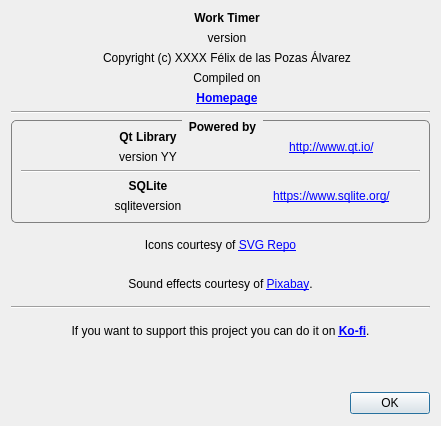
Before: the Qt Designer form AboutDialog.ui in FelixdelasPozas/WorkTimer, drawn with Qt 5.
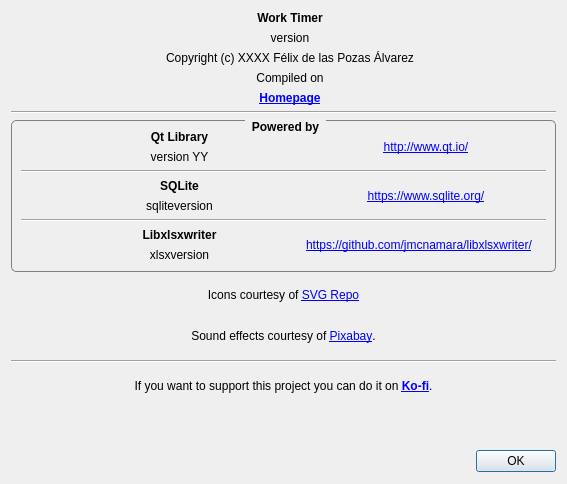
After: the same form once the commit is applied. Icons and pictures are not drawn. Custom widgets are drawn as their Qt base class.

Commit message: Include libxlsxwriter in About dialog.

Diff of the .ui file:
```diff
--- a/AboutDialog.ui
+++ b/AboutDialog.ui
@@ -6,20 +6,20 @@
    <rect>
     <x>0</x>
     <y>0</y>
-    <width>441</width>
-    <height>426</height>
+    <width>567</width>
+    <height>484</height>
    </rect>
   </property>
   <property name="minimumSize">
    <size>
-    <width>441</width>
-    <height>426</height>
+    <width>567</width>
+    <height>484</height>
    </size>
   </property>
   <property name="maximumSize">
    <size>
-    <width>441</width>
-    <height>427</height>
+    <width>567</width>
+    <height>484</height>
    </size>
   </property>
   <property name="windowTitle">
@@ -329,6 +329,84 @@
           </item>
          </layout>
         </item>
+        <item>
+         <widget class="Line" name="line_4">
+          <property name="orientation">
+           <enum>Qt::Orientation::Horizontal</enum>
+          </property>
+         </widget>
+        </item>
+        <item>
+         <layout class="QHBoxLayout" name="horizontalLayout_5">
+          <item>
+           <widget class="QLabel" name="label_13">
+            <property name="minimumSize">
+             <size>
+              <width>32</width>
+              <height>32</height>
+             </size>
+            </property>
+            <property name="maximumSize">
+             <size>
+              <width>32</width>
+              <height>32</height>
+             </size>
+            </property>
+            <property name="text">
+             <string/>
+            </property>
+            <property name="pixmap">
+             <pixmap resource="rsc/resources.qrc">:/WorkTimer/excel.svg</pixmap>
+            </property>
+            <property name="scaledContents">
+             <bool>true</bool>
+            </property>
+           </widget>
+          </item>
+          <item>
+           <layout class="QVBoxLayout" name="verticalLayout_7">
+            <item>
+             <widget class="QLabel" name="label_14">
+              <property name="font">
+               <font>
+                <bold>true</bold>
+               </font>
+              </property>
+              <property name="text">
+               <string>Libxlsxwriter</string>
+              </property>
+              <property name="alignment">
+               <set>Qt::AlignmentFlag::AlignCenter</set>
+              </property>
+             </widget>
+            </item>
+            <item>
+             <widget class="QLabel" name="m_xlsxversion">
+              <property name="text">
+               <string>xlsxversion</string>
+              </property>
+              <property name="alignment">
+               <set>Qt::AlignmentFlag::AlignCenter</set>
+              </property>
+             </widget>
+            </item>
+           </layout>
+          </item>
+          <item>
+           <widget class="QLabel" name="label_10">
+            <property name="text">
+             <string>&lt;a href=&quot;https://github.com/jmcnamara/libxlsxwriter/&quot;&gt;https://github.com/jmcnamara/libxlsxwriter/&lt;/a&gt;</string>
+            </property>
+            <property name="wordWrap">
+             <bool>true</bool>
+            </property>
+            <property name="openExternalLinks">
+             <bool>true</bool>
+            </property>
+           </widget>
+          </item>
+         </layout>
+        </item>
        </layout>
       </widget>
      </item>
```
The commit also changes 1 other file.
